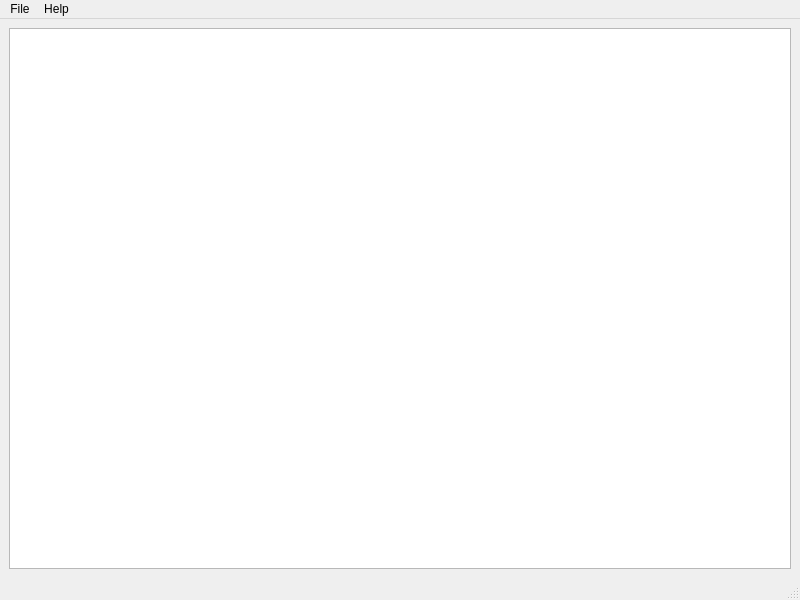
Old version of the form c++/menu/menu_project/mainwindow.ui in the repository alessan10/c19-1.
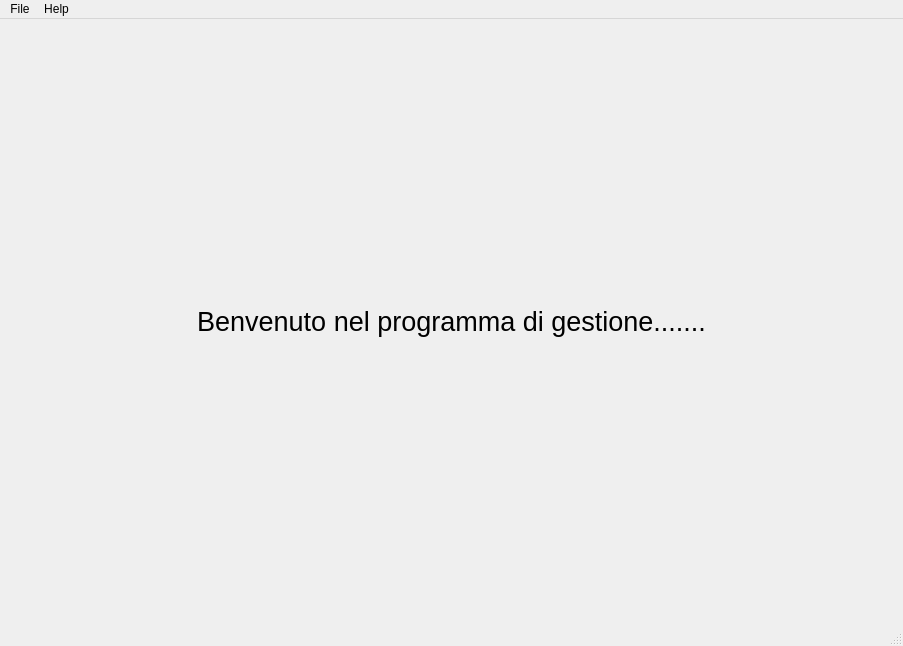
New version of the form. Icons and pictures are not drawn.

```diff
--- a/c++/menu/menu_project/mainwindow.ui
+++ b/c++/menu/menu_project/mainwindow.ui
@@ -6,8 +6,8 @@
    <rect>
     <x>0</x>
     <y>0</y>
-    <width>800</width>
-    <height>600</height>
+    <width>903</width>
+    <height>646</height>
    </rect>
   </property>
   <property name="windowTitle">
@@ -16,7 +16,42 @@
   <widget class="QWidget" name="centralwidget">
    <layout class="QVBoxLayout" name="verticalLayout">
     <item>
-     <widget class="QTextEdit" name="textEdit"/>
+     <widget class="QLabel" name="label_2">
+      <property name="text">
+       <string/>
+      </property>
+      <property name="pixmap">
+       <pixmap>C:/Users/alexm/Desktop/page-GraphDatabase1.png</pixmap>
+      </property>
+      <property name="alignment">
+       <set>Qt::AlignHCenter|Qt::AlignTop</set>
+      </property>
+      <property name="margin">
+       <number>-100</number>
+      </property>
+     </widget>
+    </item>
+    <item>
+     <widget class="QLabel" name="label_3">
+      <property name="font">
+       <font>
+        <pointsize>20</pointsize>
+       </font>
+      </property>
+      <property name="text">
+       <string>Benvenuto nel programma di gestione.......</string>
+      </property>
+      <property name="alignment">
+       <set>Qt::AlignCenter</set>
+      </property>
+     </widget>
+    </item>
+    <item>
+     <widget class="QLabel" name="label">
+      <property name="text">
+       <string/>
+      </property>
+     </widget>
     </item>
    </layout>
   </widget>
@@ -25,7 +60,7 @@
     <rect>
      <x>0</x>
      <y>0</y>
-     <width>800</width>
+     <width>903</width>
      <height>21</height>
     </rect>
    </property>
```
